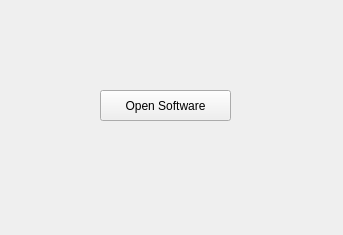
This is Qt_VMProtect_WebLM/qt_vmprotect_weblm.ui in ALEHACKsp/Qt_VMProtect_WebLM as Qt 5 draws it before an edit. The edited form follows.
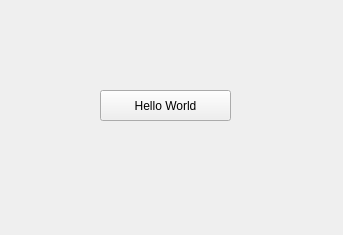
This is the edited form.

```diff
--- a/Qt_VMProtect_WebLM/qt_vmprotect_weblm.ui
+++ b/Qt_VMProtect_WebLM/qt_vmprotect_weblm.ui
@@ -24,7 +24,7 @@
      </rect>
     </property>
     <property name="text">
-     <string>Open Software</string>
+     <string>Hello World</string>
     </property>
    </widget>
   </widget>
```
